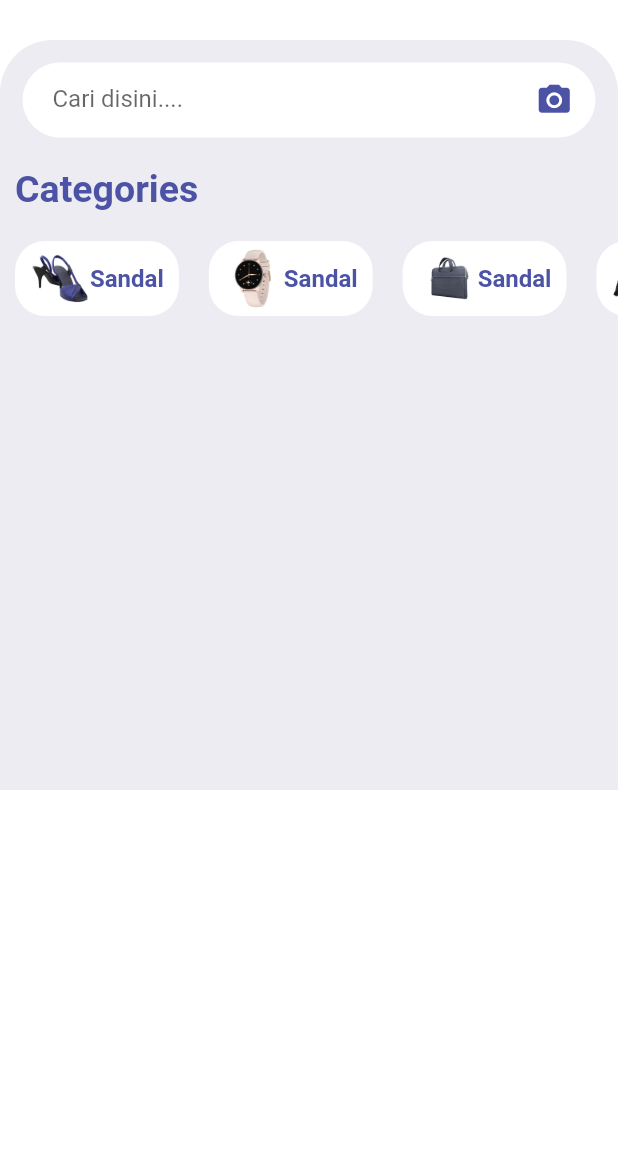
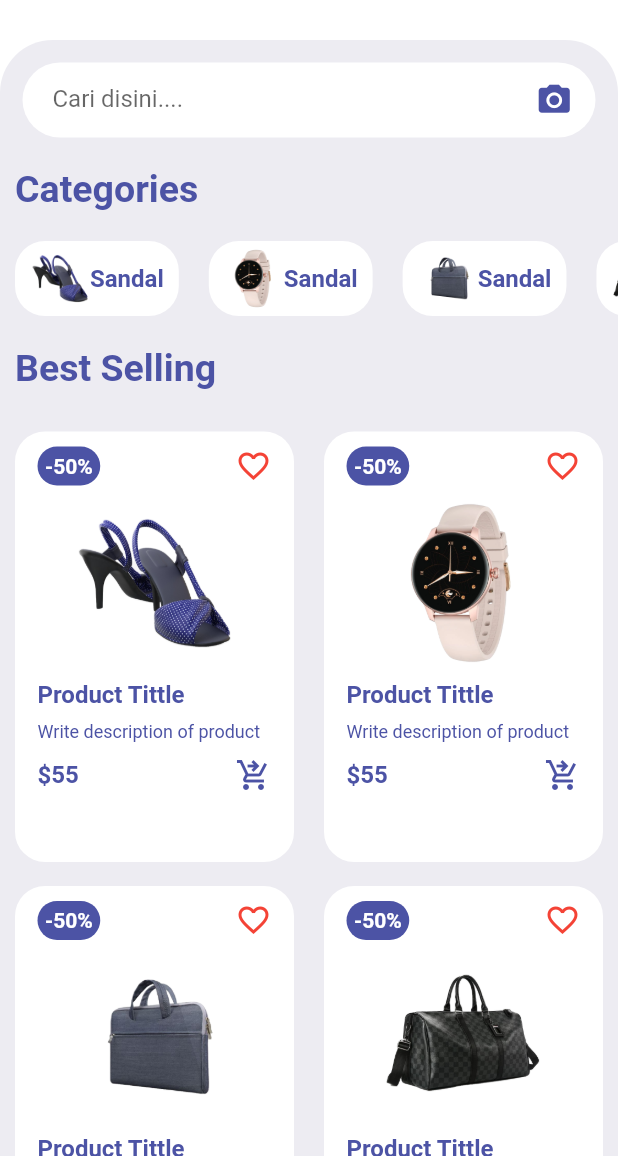
Before and after one commit to farhanaldyy/tokoku-apps, a Flutter app: the screen it shows after launch, on a phone screen of 412 x 824 dp, the part 80-1236 px from its top. Run offline on Flutter 3.47's test engine with Material 2 defaults, Android fonts, the light colour scheme and no system bars.

Commit message:
create items gridview

```diff
--- a/lib/pages/HomePage.dart
+++ b/lib/pages/HomePage.dart
@@ -1,6 +1,7 @@
 import 'package:flutter/material.dart';
 import 'package:tokoku_apps/widgets/CategoriesWidget.dart';
 import 'package:tokoku_apps/widgets/HomeAppBar.dart';
+import 'package:tokoku_apps/widgets/ItemsWidget.dart';
 
 class HomePage extends StatelessWidget {
   @override
@@ -11,7 +12,7 @@
           HomeAppBar(),
           Container(
             // temporary height
-            height: 500,
+            // height: 500,
             padding: EdgeInsets.only(top: 15),
             decoration: BoxDecoration(
               color: Color(0xFFEDECF2),
@@ -75,6 +76,22 @@
               // Categories Widget
               CategoriesWidget(),
 
+              // Items
+              Container(
+                alignment: Alignment.centerLeft,
+                margin: EdgeInsets.symmetric(vertical: 20, horizontal: 10),
+                child: Text(
+                  "Best Selling",
+                  style: TextStyle(
+                    fontSize: 25,
+                    fontWeight: FontWeight.bold,
+                    color: Color(0xFF4C53A5),
+                  ),
+                ),
+              ),
+
+              // Items Widget
+              ItemsWidget(),
 
               ],
             ),
--- /dev/null
+++ b/lib/widgets/ItemsWidget.dart
@@ -0,0 +1,106 @@
+import 'package:flutter/material.dart';
+
+class ItemsWidget extends StatelessWidget {
+  @override
+  Widget build(BuildContext context) {
+    return GridView.count(
+      childAspectRatio: 0.68,
+      // Untuk mengaktifkan scroll pada items
+      physics: NeverScrollableScrollPhysics(),
+      crossAxisCount: 2,
+      shrinkWrap: true,
+      children: [
+        for (int i = 1; i < 8; i++)
+          Container(
+            padding: EdgeInsets.only(left: 15, right: 15, top: 10),
+            margin: EdgeInsets.symmetric(vertical: 8, horizontal: 10),
+            decoration: BoxDecoration(
+              color: Colors.white,
+              borderRadius: BorderRadius.circular(20),
+            ),
+            child: Column(
+              children: [
+                Row(
+                  mainAxisAlignment: MainAxisAlignment.spaceBetween,
+                  children: [
+                    Container(
+                      padding: EdgeInsets.all(5),
+                      decoration: BoxDecoration(
+                        color: Color(0xFF4C53A5),
+                        borderRadius: BorderRadius.circular(20),
+                      ),
+                      child: Text(
+                        "-50%",
+                        style: TextStyle(
+                          fontSize: 14,
+                          fontWeight: FontWeight.bold,
+                          color: Colors.white,
+                        ),
+                      ),
+                    ),
+                    Icon(
+                      Icons.favorite_border,
+                      color: Colors.red,
+                    )
+                  ],
+                ),
+                InkWell(
+                  onTap: () {},
+                  child: Container(
+                    margin: EdgeInsets.all(10),
+                    child: Image.asset(
+                      "images/$i.png",
+                      height: 110,
+                      width: 110,
+                    ),
+                  ),
+                ),
+                Container(
+                  padding: EdgeInsets.only(bottom: 8),
+                  alignment: Alignment.centerLeft,
+                  child: Text(
+                    "Product Tittle",
+                    style: TextStyle(
+                      fontSize: 16,
+                      color: Color(0xFF4C53A5),
+                      fontWeight: FontWeight.bold,
+                    ),
+                  ),
+                ),
+                Container(
+                  alignment: Alignment.centerLeft,
+                  child: Text(
+                    "Write description of product",
+                    style: TextStyle(
+                      fontSize: 12,
+                      color: Color(0xFF4C53A5),
+                    ),
+                  ),
+                ),
+                Padding(
+                  padding: EdgeInsets.symmetric(vertical: 10),
+                  child: Row(
+                    mainAxisAlignment: MainAxisAlignment.spaceBetween,
+                    children: [
+                      Text(
+                        "\$55",
+                        style: TextStyle(
+                          fontSize: 16,
+                          fontWeight: FontWeight.bold,
+                          color: Color(0xFF4C53A5),
+                        ),
+                      ),
+                      Icon(
+                        Icons.shopping_cart_checkout,
+                        color: Color(0xFF4C53A5),
+                      ),
+                    ],
+                  ),
+                ),
+              ],
+            ),
+          ),
+      ],
+    );
+  }
+}
```
